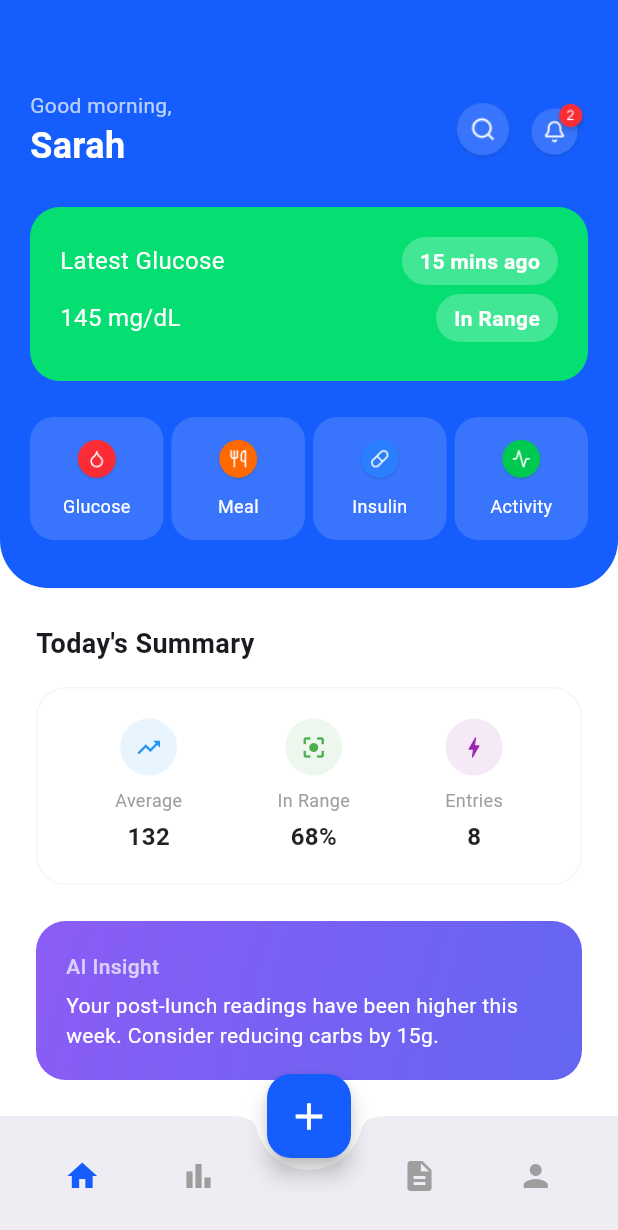
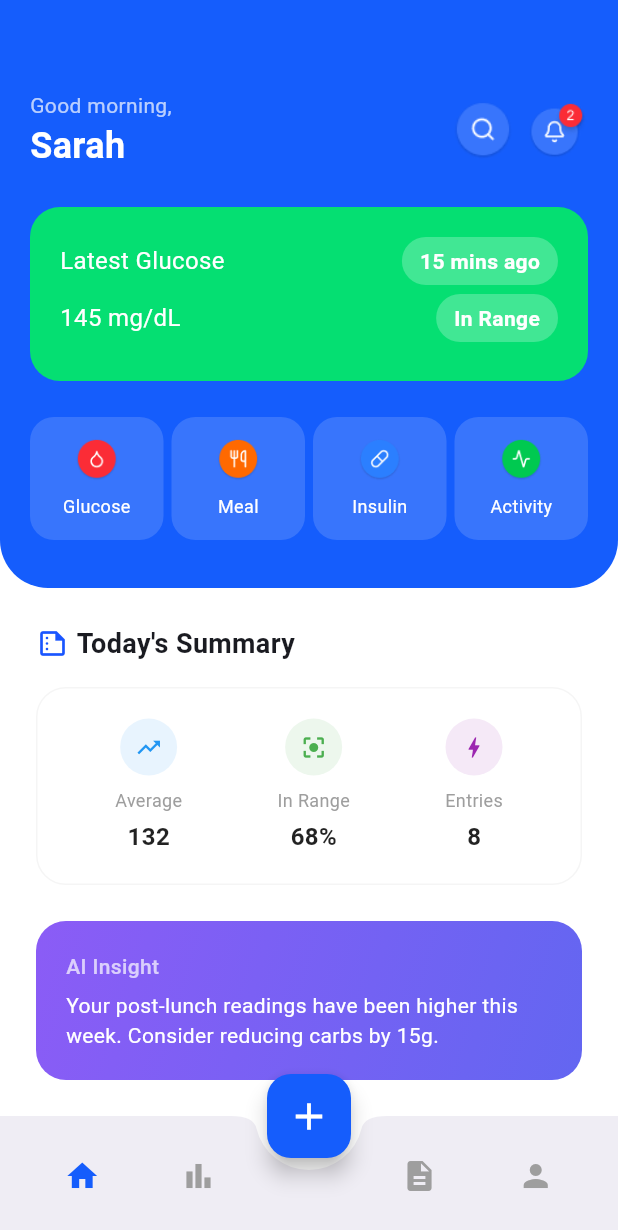
Before and after one commit to IsmailCoder366/Dialens, a Flutter app: the HomeScreen screen opened by its route, on a phone screen of 412 x 824 dp. Shown: the top 1230 px of the screen. Run offline on Flutter 3.47's test engine with Material 3 defaults, Android fonts, the phone set to English and light mode, and no system bars.

Commit message:
section header modified

```diff
--- a/lib/features/home/screens/home_screen.dart
+++ b/lib/features/home/screens/home_screen.dart
@@ -80,7 +80,10 @@ class HomeScreen extends StatelessWidget {
               child: Column(
                 crossAxisAlignment: CrossAxisAlignment.start,
                 children: [
-                  _buildSectionHeader("Today's Summary"),
+                  _buildSectionHeader(
+
+                      icon: Icons.summarize_outlined,
+                      "Today's Summary"),
                   const SizedBox(height: 16),
 
                   // REUSABLE SUMMARY STATS
@@ -291,13 +294,21 @@ class HomeScreen extends StatelessWidget {
     );
   }
 
-  Widget _buildSectionHeader(String title, {bool showViewAll = false}) {
+  Widget _buildSectionHeader(String title, {bool showViewAll = false, IconData? icon}) {
     return Row(
       mainAxisAlignment: MainAxisAlignment.spaceBetween,
       children: [
-        Text(
-          title,
-          style: const TextStyle(fontSize: 18, fontWeight: FontWeight.bold),
+        Row(
+          children: [
+            if(icon != null) ...[
+              Icon(icon, size: 22, color: AppColors.primaryBlue)
+            ],
+            SizedBox(width: 5),
+            Text(
+              title,
+              style: const TextStyle(fontSize: 18, fontWeight: FontWeight.bold),
+            ),
+          ],
         ),
         if (showViewAll)
           TextButton(
```
